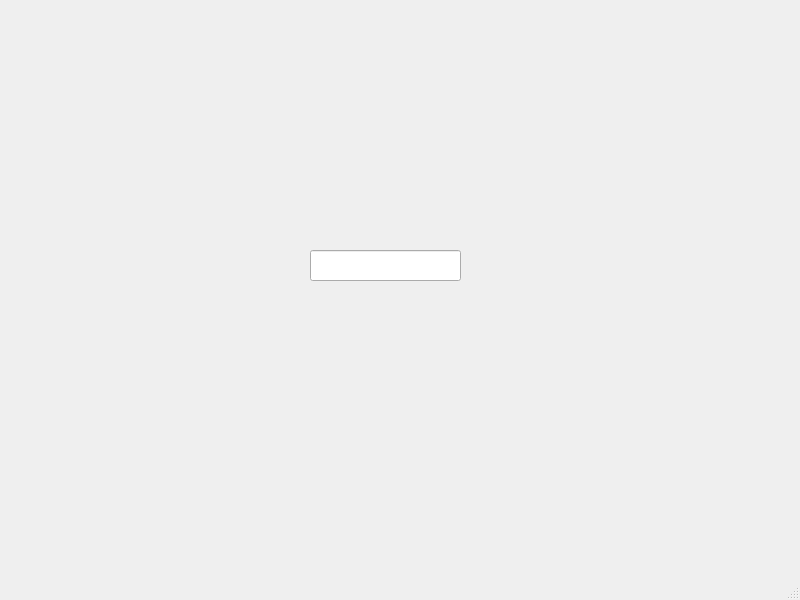
The window that src/ui/poswindow.ui (bmatuss/PROYECTO-POO2025) describes before a commit, drawn with Qt 5.
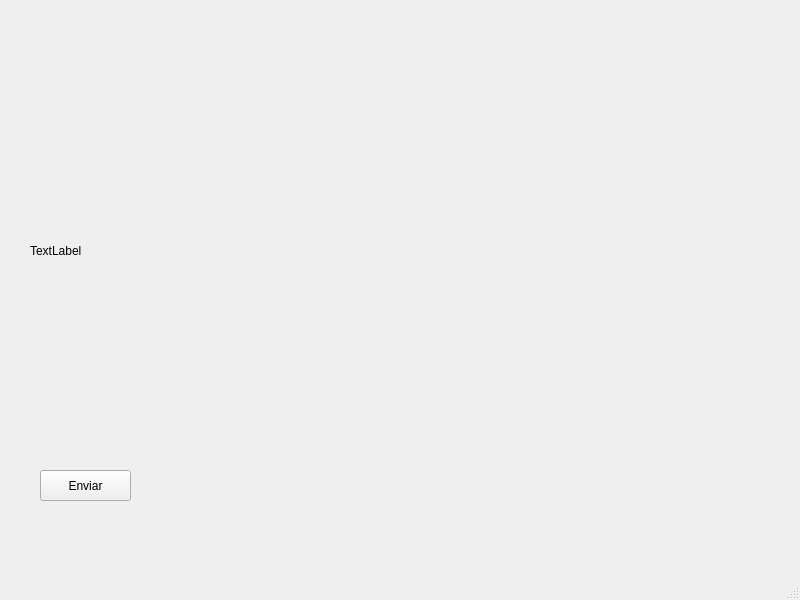
The same window after the commit. The open tabs and pages were chosen to show the change.

Commit message: añadi interfaz botoneras y cosas nos eeee funciona bien. en teoria

Patch:
```diff
--- a/src/ui/poswindow.ui
+++ b/src/ui/poswindow.ui
@@ -51,6 +51,73 @@
       <layout class="QGridLayout" name="gridMesas"/>
      </widget>
     </widget>
+    <widget class="QWidget" name="menu">
+     <widget class="QStackedWidget" name="stackedCategorias">
+      <property name="geometry">
+       <rect>
+        <x>200</x>
+        <y>80</y>
+        <width>551</width>
+        <height>331</height>
+       </rect>
+      </property>
+      <property name="currentIndex">
+       <number>0</number>
+      </property>
+      <widget class="QWidget" name="pageCategoria">
+       <widget class="QWidget" name="gridLayoutWidget_2">
+        <property name="geometry">
+         <rect>
+          <x>0</x>
+          <y>0</y>
+          <width>551</width>
+          <height>331</height>
+         </rect>
+        </property>
+        <layout class="QGridLayout" name="gridCategoria"/>
+       </widget>
+      </widget>
+      <widget class="QWidget" name="pageItems">
+       <widget class="QWidget" name="gridLayoutWidget_3">
+        <property name="geometry">
+         <rect>
+          <x>10</x>
+          <y>10</y>
+          <width>541</width>
+          <height>301</height>
+         </rect>
+        </property>
+        <layout class="QGridLayout" name="gridItems"/>
+       </widget>
+      </widget>
+     </widget>
+     <widget class="QLabel" name="listaPedido">
+      <property name="geometry">
+       <rect>
+        <x>10</x>
+        <y>30</y>
+        <width>181</width>
+        <height>361</height>
+       </rect>
+      </property>
+      <property name="text">
+       <string>TextLabel</string>
+      </property>
+     </widget>
+     <widget class="QPushButton" name="enviarButton">
+      <property name="geometry">
+       <rect>
+        <x>20</x>
+        <y>430</y>
+        <width>91</width>
+        <height>31</height>
+       </rect>
+      </property>
+      <property name="text">
+       <string>Enviar</string>
+      </property>
+     </widget>
+    </widget>
    </widget>
   </widget>
   <widget class="QMenuBar" name="menubar">
```
The commit also changes 2 other files.
